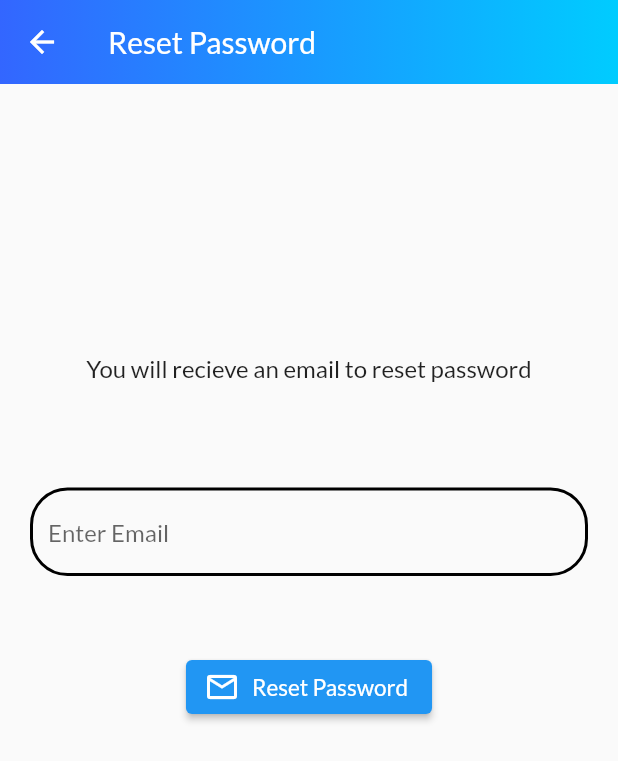
After one commit to Pruthviraj49/QR_pay, a Flutter app: the ForgotPassWord screen opened directly, after a tap on "Reset Password", on a phone screen of 412 x 824 dp. The commit adds this screen. Shown: the top 761 px of the screen. Run offline on Flutter 3.47's test engine with Material 2 defaults, Android fonts, the phone set to English and light mode, and no system bars; our stand-ins replace cloud_firestore, firebase_auth, firebase_core, google_sign_in, qr_flutter; accounts and stored records are empty; network calls fail.

Commit message:
Reset Password added

```diff
--- /dev/null
+++ b/lib/forgotPassword.dart
@@ -0,0 +1,134 @@
+import 'package:firebase_auth/firebase_auth.dart';
+import 'package:flutter/material.dart';
+
+class ForgotPassWord extends StatefulWidget {
+  const ForgotPassWord({super.key});
+
+  @override
+  State<ForgotPassWord> createState() => _ForgotPassWordState();
+}
+
+class _ForgotPassWordState extends State<ForgotPassWord> {
+  final _formKey = GlobalKey<FormState>();
+
+  final emailController = TextEditingController();
+
+  @override
+  void dispose() {
+    emailController.dispose();
+    super.dispose();
+  }
+
+  Future resetPass() async {
+    try {
+      await FirebaseAuth.instance
+          .sendPasswordResetEmail(email: emailController.text.trim());
+      ScaffoldMessenger.of(context)
+          .showSnackBar(const SnackBar(content: Text('Email sent Successful')));
+      Navigator.of(context).popUntil((route) => route.isCurrent);
+    } on FirebaseAuthException catch (e) {
+      print(e);
+      ScaffoldMessenger.of(context)
+          .showSnackBar(SnackBar(content: Text(e as String)));
+    }
+    // CircularProgressIndicator();
+
+    Navigator.of(context).pop();
+  }
+
+  @override
+  Widget build(BuildContext context) {
+    return SafeArea(
+      child: Scaffold(
+        appBar: AppBar(
+          backgroundColor: Colors.transparent,
+          elevation: 0,
+          title: const Text(
+            "Reset Password",
+          ),
+          flexibleSpace: Container(
+            decoration: const BoxDecoration(
+              gradient: LinearGradient(
+                colors: [
+                  Color(0xFF3366FF),
+                  Color(0xFF00CCFF),
+                ],
+                begin: FractionalOffset(0.0, 0.0),
+                end: FractionalOffset(1.0, 0.0),
+                stops: [0.0, 1.0],
+                tileMode: TileMode.clamp,
+              ),
+            ),
+          ),
+        ),
+        body: Padding(
+          padding: const EdgeInsets.only(top: 180.0),
+          child: Column(
+            children: [
+              const Text(
+                "You will recieve an email to reset password",
+                style: TextStyle(fontSize: 16),
+              ),
+              const SizedBox(
+                height: 50,
+              ),
+              Form(
+                key: _formKey,
+                child: Container(
+                  padding: const EdgeInsets.all(20),
+                  child: Column(
+                    mainAxisAlignment: MainAxisAlignment.center,
+                    children: [
+                      //======= Email ========
+                      TextFormField(
+                        key: const ValueKey('email'),
+                        decoration: const InputDecoration(
+                          hintText: 'Enter Email',
+                          enabledBorder: OutlineInputBorder(
+                            borderRadius:
+                                BorderRadius.all(Radius.circular(25.0)),
+                            borderSide:
+                                BorderSide(color: Colors.black, width: 2),
+                          ),
+                          focusedBorder: OutlineInputBorder(
+                            borderRadius:
+                                BorderRadius.all(Radius.circular(25.0)),
+                            borderSide:
+                                BorderSide(color: Colors.black, width: 2),
+                          ),
+                        ),
+                        controller: emailController,
+                        validator: (value) {
+                          if (value!.isEmpty ||
+                              !value.contains('@') ||
+                              !value.contains('.')) {
+                            return 'Please Enter valid Email';
+                          } else {
+                            return null;
+                          }
+                        },
+                      ),
+                      const SizedBox(
+                        height: 50,
+                      ),
+                      ElevatedButton.icon(
+                        onPressed: () {
+                          resetPass();
+                        },
+                        icon: Icon(Icons.email_outlined),
+                        label: const Text(
+                          "Reset Password",
+                          style: TextStyle(fontSize: 15),
+                        ),
+                      )
+                    ],
+                  ),
+                ),
+              ),
+            ],
+          ),
+        ),
+      ),
+    );
+  }
+}
```
Also changed, not shown: lib/auth/login.dart (+25 -0 lines), lib/homeScreen.dart (+19 -2 lines), lib/qrGenerate.dart (+16 -7 lines).
